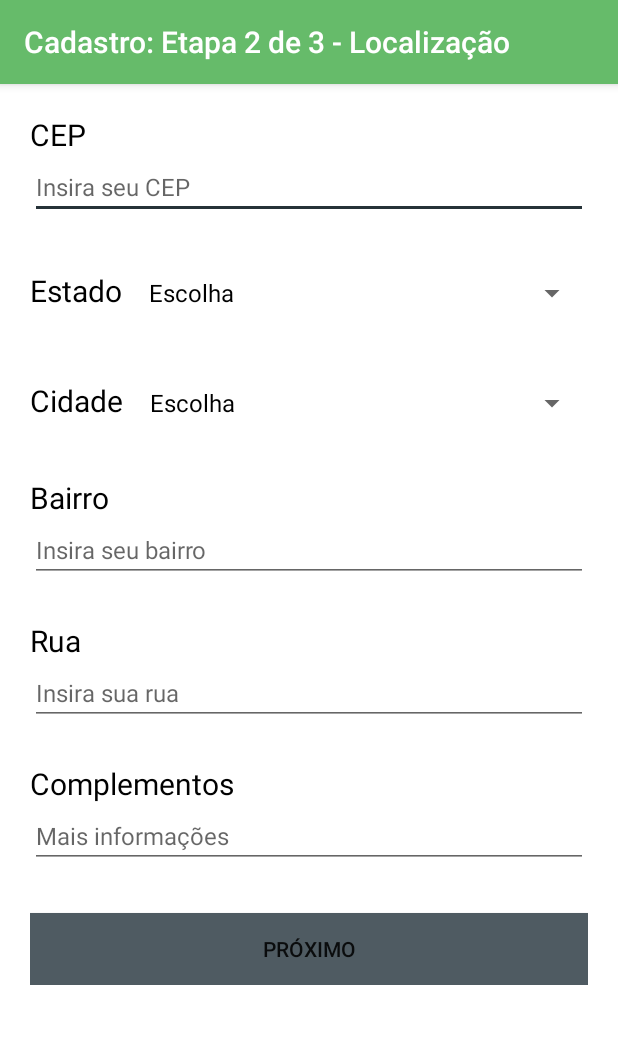
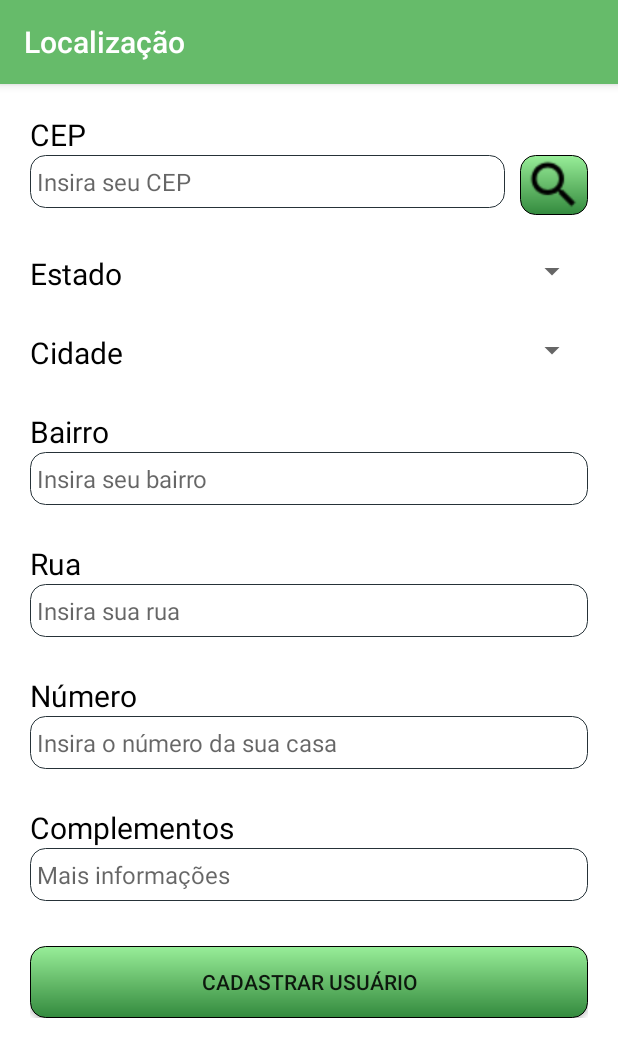
Before and after one commit to wifoli/app_desconta, an Android app: the TelaCadastroLocalizacao screen opened directly, with no data from a screen before it, on a phone screen of 412 x 824 dp. Shown: the top 1057 px of the screen. Run offline under Robolectric (Android 15) with nearby library versions, the phone set to English and light mode, and no system bars.

Commit message:
UPDATED - fazendo o cadastro de localização

```diff
--- a/app/src/main/java/com/app_desconta/api/Api.java
+++ b/app/src/main/java/com/app_desconta/api/Api.java
@@ -11,6 +11,9 @@ import retrofit2.http.Path;
 
 public interface Api {
 
+    @GET("cep/find/{cep}/json")
+    Call<CEP> buscarCEP(@Path("cep") String cep);
+
     @GET("compras")
     Call<List<PojoCompra>> getInfCompra();
 
--- a/app/src/main/java/com/app_desconta/login/TelaCadastroLocalizacao.java
+++ b/app/src/main/java/com/app_desconta/login/TelaCadastroLocalizacao.java
@@ -1,62 +1,191 @@
 package com.app_desconta.login;
 
-import android.content.Intent;
 import android.os.Bundle;
+import android.text.Editable;
+import android.text.TextWatcher;
+import android.util.Log;
 import android.view.View;
 import android.widget.ArrayAdapter;
 import android.widget.Button;
+import android.widget.EditText;
+import android.widget.ImageView;
 import android.widget.Spinner;
 
 import androidx.appcompat.app.AppCompatActivity;
 
 import com.app_desconta.R;
+import com.app_desconta.api.Api;
+import com.app_desconta.api.CEP;
+
+import retrofit2.Call;
+import retrofit2.Callback;
+import retrofit2.Response;
+import retrofit2.Retrofit;
+import retrofit2.converter.gson.GsonConverterFactory;
 
 
-public class TelaCadastroLocalizacao extends AppCompatActivity {
+public class TelaCadastroLocalizacao extends AppCompatActivity implements View.OnClickListener, View.OnFocusChangeListener {
 
-    private String arrey_spinner[];
+    private EditText editTextCep;
+    private EditText editTextBairro;
+    private EditText editTextRua;
+    private EditText editTextNumero;
+    private EditText editTextComplemento;
+
+    private Spinner spinnerEstado;
+    private Spinner spinnerCidade;
+
+    private ImageView procurarCep;
+
+    private Button botaoCadastrar;
+
+    private String cep;
 
     @Override
     protected void onCreate(Bundle savedInstanceState) {
         super.onCreate(savedInstanceState);
         setContentView(R.layout.tela_cadastro_localizacao);
-        setTitle("Cadastro: Etapa 2 de 3 - Localização");
+        setTitle("Localização");
 
-        Button bt_proximo = findViewById(R.id.bt_cadastrar2_proximo);
-        bt_proximo.setOnClickListener(new View.OnClickListener() {
+        editTextCep = (EditText) findViewById(R.id.et_cadastro2_cep);
+        editTextBairro = (EditText) findViewById(R.id.et_cadastrar2_bairro);
+        editTextRua = (EditText) findViewById(R.id.et_cadastrar2_rua);
+        editTextNumero = (EditText) findViewById(R.id.et_cadastrar2_numero);
+        editTextComplemento = (EditText) findViewById(R.id.et_cadastrar2_complemento);
+        spinnerEstado = (Spinner) findViewById(R.id.sp_cadastro2_estado);
+        spinnerCidade = (Spinner) findViewById(R.id.sp_cadastro2_cidade);
+        procurarCep = (ImageView) findViewById(R.id.iv_cadastrar2_encontrar_cep);
+        botaoCadastrar = (Button) findViewById(R.id.bt_cadastrar2_proximo);
+
+        botaoCadastrar.setOnClickListener(this);
+        procurarCep.setOnClickListener(this);
+        setarMascaraCep();
+
+    }
+
+    @Override
+    public void onClick(View view) {
+        cep = editTextCep.getText().toString().trim();
+
+        switch (view.getId()) {
+            case R.id.iv_cadastrar2_encontrar_cep:
+                if (verificaCep()) getEndereco(cep
+                        .replaceAll("[.]", "")
+                        .replaceAll("[-]", ""));
+                break;
+            case R.id.bt_cadastrar2_proximo:
+                break;
+            default:
+                break;
+        }
+    }
+
+    @Override
+    public void onFocusChange(View view, boolean b) {
+
+    }
+
+    private boolean verificaCep() {
+        if (cep.length() == 10) return true;
+        return false;
+    }
+
+    private void getEndereco(String cep) {
+        Retrofit client = new Retrofit.Builder()
+                .baseUrl("http://ws.matheuscastiglioni.com.br/ws/")
+                .addConverterFactory(GsonConverterFactory.create())
+                .build();
+
+        Api httpRequest = client.create(Api.class);
+
+        Call<CEP> call = httpRequest.buscarCEP(cep);
+        call.enqueue(callback);
+    }
+
+    private Callback<CEP> callback = new Callback<CEP>() {
+        @Override
+        public void onResponse(Call<CEP> call, Response<CEP> response) {
+            editTextBairro.setText(response.body().getBairro());
+            editTextRua.setText(response.body().getLogradouro());
+            editTextComplemento.setText(response.body().getComplemento());
+        }
+
+        @Override
+        public void onFailure(Call<CEP> call, Throwable t) {
+            Log.e("Retrofit getEndereço", "Falha no Retrofit: " + t.toString());
+        }
+    };
+
+    private void setarMascaraCep() {
+        editTextCep.addTextChangedListener(new TextWatcher() {
+            boolean isUpdating;
+
             @Override
-            public void onClick(View v) {
-                Intent intent = new Intent(getApplicationContext(), TelaCadastroEmail.class);
-                startActivity(intent);
+            public void beforeTextChanged(
+                    CharSequence s, int start, int count, int after) {
+            }
+
+            @Override
+            public void onTextChanged(
+                    CharSequence s, int start, int before, int after) {
+
+                // Quando o texto é alterado o onTextChange é chamado
+                // Essa flag evita a chamada infinita desse método
+                if (isUpdating) {
+                    isUpdating = false;
+                    return;
+                }
+
+                // Ao apagar o texto, a máscara é removida,
+                // então o posicionamento do cursor precisa
+                // saber se o texto atual tinha ou não, máscara
+                boolean hasMask =
+                        s.toString().indexOf('/') > -1;
+
+                // Remove o '.' e '-' da String
+                String str = s.toString()
+                        .replaceAll("[.]", "")
+                        .replaceAll("[-]", "");
+
+                // as variáveis before e after dizem o tamanho
+                // anterior e atual da String, se after > before
+                // é pq está apagando
+                if (after > before) {
+
+                    if (str.length() > 5) {
+                        str =
+                                str.substring(0, 2) + '.' +
+                                        str.substring(2, 5) + '-' +
+                                        str.substring(5);
+
+                    } else if (str.length() > 2) {
+                        str =
+                                str.substring(0, 2) + '.' +
+                                        str.substring(2);
+                    }
+                    // Seta a flag pra evitar chamada infinita
+                    isUpdating = true;
+                    // seta o novo texto
+                    editTextCep.setText(str);
+                    // seta a posição do cursor
+                    editTextCep.setSelection(editTextCep.getText().length());
+
+                } else {
+                    isUpdating = true;
+                    editTextCep.setText(str);
+                    // Se estiver apagando posiciona o cursor
+                    // no local correto. Isso trata a deleção dos
+                    // caracteres da máscara.
+                    editTextCep.setSelection(
+                            Math.max(0, Math.min(
+                                    hasMask ? start - before : start,
+                                    str.length())));
+                }
+            }
+
+            @Override
+            public void afterTextChanged(Editable s) {
             }
         });
-
-        //adicionando valores para o combobox estado e cidade
-        arrey_spinner = new String[19];
-        arrey_spinner[0] = "Escolha";
-        arrey_spinner[1] = "Item 1";
-        arrey_spinner[2] = "Item 2";
-        arrey_spinner[3] = "Item 3";
-        arrey_spinner[4] = "Item 4";
-        arrey_spinner[5] = "Item 5";
-        arrey_spinner[6] = "Item 6";
-        arrey_spinner[7] = "Item 7";
-        arrey_spinner[8] = "Item 8";
-        arrey_spinner[9] = "Item 9";
-        arrey_spinner[10] = "Item 10";
-        arrey_spinner[11] = "Item 11";
-        arrey_spinner[12] = "Item 12";
-        arrey_spinner[13] = "Item 13";
-        arrey_spinner[14] = "Item 14";
-        arrey_spinner[15] = "Item 15";
-        arrey_spinner[16] = "Item 16";
-        arrey_spinner[17] = "Item 17";
-        arrey_spinner[18] = "Item 18";
-
-        Spinner spinnerEstado = (Spinner) findViewById(R.id.sp_cadastro2_estado);
-        Spinner spinnerCidade = (Spinner) findViewById(R.id.sp_cadastro2_cidade);
-        ArrayAdapter adapter = new ArrayAdapter(this, R.layout.support_simple_spinner_dropdown_item, arrey_spinner);
-        spinnerEstado.setAdapter(adapter);
-        spinnerCidade.setAdapter(adapter);
     }
 }
--- a/app/src/main/res/layout/tela_cadastro_localizacao.xml
+++ b/app/src/main/res/layout/tela_cadastro_localizacao.xml
@@ -22,13 +22,32 @@
             android:textColor="@color/colorPrimaryText"
             android:textSize="20sp" />
 
-        <EditText
-            android:id="@+id/et_cadastro2_cep"
+        <LinearLayout
             android:layout_width="match_parent"
-            android:layout_height="wrap_content"
-            android:hint="@string/et_cadastro2_cep_hint"
-            android:inputType="number"
-            android:textSize="16sp" />
+            android:layout_height="match_parent"
+            android:orientation="horizontal">
+
+            <EditText
+                android:id="@+id/et_cadastro2_cep"
+                android:layout_width="0dp"
+                android:layout_height="wrap_content"
+                android:layout_weight="1"
+                android:maxLength="10"
+                android:background="@drawable/meu_edit_text"
+                android:hint="@string/et_cadastro2_cep_hint"
+                android:inputType="number"
+                android:textSize="16sp" />
+
+            <ImageView
+                android:id="@+id/iv_cadastrar2_encontrar_cep"
+                android:layout_width="45dp"
+                android:layout_height="40dp"
+                android:foreground="?attr/selectableItemBackground"
+                android:background="@drawable/meu_botao"
+                android:src="@drawable/search"
+                android:layout_marginStart="10dp"/>
+
+        </LinearLayout>
 
         <LinearLayout
             android:layout_width="match_parent"
@@ -89,6 +108,7 @@
             android:id="@+id/et_cadastrar2_bairro"
             android:layout_width="match_parent"
             android:layout_height="wrap_content"
+            android:background="@drawable/meu_edit_text"
             android:hint="@string/et_cadastrar2_bairro"
             android:inputType="text"
             android:textSize="16sp" />
@@ -106,7 +126,26 @@
             android:id="@+id/et_cadastrar2_rua"
             android:layout_width="match_parent"
             android:layout_height="wrap_content"
+            android:background="@drawable/meu_edit_text"
             android:hint="@string/et_cadastrar2_rua"
+            android:inputType="text"
+            android:textSize="16sp" />
+
+        <TextView
+            android:id="@+id/tv_cadastrar2_numero"
+            android:layout_width="wrap_content"
+            android:layout_height="wrap_content"
+            android:layout_marginTop="25dp"
+            android:text="@string/tv_cadastrar2_numero"
+            android:textColor="@color/colorPrimaryText"
+            android:textSize="20sp" />
+
+        <EditText
+            android:id="@+id/et_cadastrar2_numero"
+            android:layout_width="match_parent"
+            android:layout_height="wrap_content"
+            android:background="@drawable/meu_edit_text"
+            android:hint="@string/et_cadastrar2_numero"
             android:inputType="text"
             android:textSize="16sp" />
 
@@ -123,6 +162,7 @@
             android:id="@+id/et_cadastrar2_complemento"
             android:layout_width="match_parent"
             android:layout_height="wrap_content"
+            android:background="@drawable/meu_edit_text"
             android:hint="@string/et_cadastrar2_complemento"
             android:inputType="text"
             android:textSize="16sp" />
@@ -132,8 +172,8 @@
             android:layout_width="match_parent"
             android:layout_height="wrap_content"
             android:layout_marginTop="30dp"
-            android:background="@color/colorSecondaryLight"
-            android:text="@string/bt_login_proximo" />
+            android:background="@drawable/meu_botao"
+            android:text="@string/bt_login_finalizar" />
 
     </LinearLayout>
 </ScrollView>
--- a/app/src/main/res/values/strings.xml
+++ b/app/src/main/res/values/strings.xml
@@ -101,6 +101,8 @@
     <string name="digite_o_cpf_aqui">Digite o CPF aqui</string>
     <string name="bt_verificar">Verificar</string>
     <string name="CPF_nao_identificado">Não há registro deste CPF em nossa base de dados</string>
+    <string name="tv_cadastrar2_numero">Número</string>
+    <string name="et_cadastrar2_numero">Insira o número da sua casa</string>
 
 
 </resources>
```
Also changed, not shown: app/src/main/java/com/app_desconta/api/CEP.java (added, +97 -0 lines), app/src/main/res/drawable/search.png (added).
